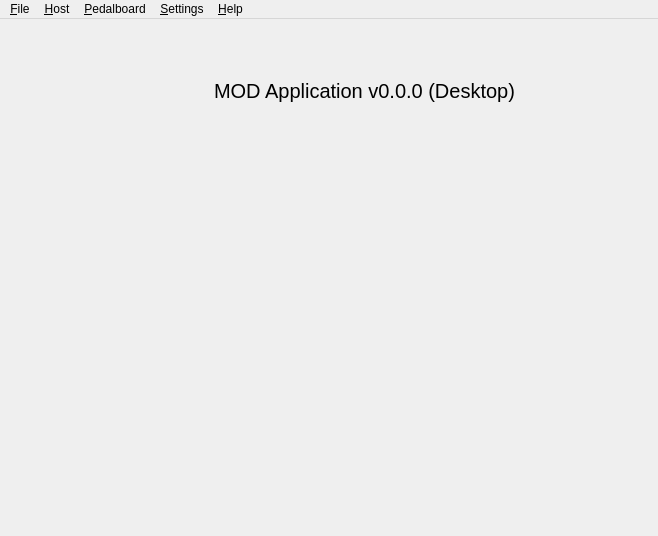
mod-audio/mod-app-legacy, file resources/ui/mod_host.ui: the form before one commit.
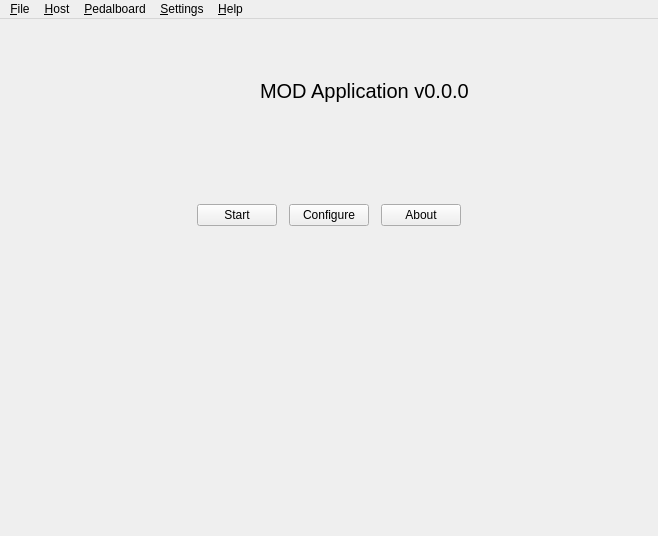
The form after the commit. Icons and pictures are not drawn.

Commit message: More mod-remote work; Add some buttons on the initial page

```diff
--- a/resources/ui/mod_host.ui
+++ b/resources/ui/mod_host.ui
@@ -92,7 +92,7 @@
              </font>
             </property>
             <property name="text">
-             <string>MOD Application v0.0.0 (Desktop)</string>
+             <string>MOD Application v0.0.0</string>
             </property>
            </widget>
           </item>
@@ -131,6 +131,9 @@
           <property name="orientation">
            <enum>Qt::Vertical</enum>
           </property>
+          <property name="sizeType">
+           <enum>QSizePolicy::Preferred</enum>
+          </property>
           <property name="sizeHint" stdset="0">
            <size>
             <width>20</width>
@@ -139,6 +142,111 @@
           </property>
          </spacer>
         </item>
+        <item>
+         <widget class="QWidget" name="w_buttons" native="true">
+          <layout class="QHBoxLayout" name="horizontalLayout_4">
+           <property name="spacing">
+            <number>12</number>
+           </property>
+           <item>
+            <spacer name="horizontalSpacer_3">
+             <property name="orientation">
+              <enum>Qt::Horizontal</enum>
+             </property>
+             <property name="sizeHint" stdset="0">
+              <size>
+               <width>113</width>
+               <height>20</height>
+              </size>
+             </property>
+            </spacer>
+           </item>
+           <item>
+            <widget class="QPushButton" name="b_start">
+             <property name="text">
+              <string>Start</string>
+             </property>
+             <property name="icon">
+              <iconset resource="../resources.qrc">
+               <normaloff>:/48x48/media-playback-start.png</normaloff>:/48x48/media-playback-start.png</iconset>
+             </property>
+             <property name="iconSize">
+              <size>
+               <width>64</width>
+               <height>64</height>
+              </size>
+             </property>
+             <property name="shortcut">
+              <string>Ctrl+S</string>
+             </property>
+            </widget>
+           </item>
+           <item>
+            <widget class="QPushButton" name="b_configure">
+             <property name="text">
+              <string>Configure</string>
+             </property>
+             <property name="icon">
+              <iconset resource="../resources.qrc">
+               <normaloff>:/48x48/configure.png</normaloff>:/48x48/configure.png</iconset>
+             </property>
+             <property name="iconSize">
+              <size>
+               <width>64</width>
+               <height>64</height>
+              </size>
+             </property>
+            </widget>
+           </item>
+           <item>
+            <widget class="QPushButton" name="b_about">
+             <property name="text">
+              <string>About</string>
+             </property>
+             <property name="icon">
+              <iconset resource="../resources.qrc">
+               <normaloff>:/48x48/mod.png</normaloff>:/48x48/mod.png</iconset>
+             </property>
+             <property name="iconSize">
+              <size>
+               <width>64</width>
+               <height>64</height>
+              </size>
+             </property>
+             <property name="shortcut">
+              <string>Ctrl+S, Ctrl+S</string>
+             </property>
+            </widget>
+           </item>
+           <item>
+            <spacer name="horizontalSpacer_4">
+             <property name="orientation">
+              <enum>Qt::Horizontal</enum>
+             </property>
+             <property name="sizeHint" stdset="0">
+              <size>
+               <width>112</width>
+               <height>20</height>
+              </size>
+             </property>
+            </spacer>
+           </item>
+          </layout>
+         </widget>
+        </item>
+        <item>
+         <spacer name="verticalSpacer_3">
+          <property name="orientation">
+           <enum>Qt::Vertical</enum>
+          </property>
+          <property name="sizeHint" stdset="0">
+           <size>
+            <width>20</width>
+            <height>232</height>
+           </size>
+          </property>
+         </spacer>
+        </item>
        </layout>
       </widget>
       <widget class="QWidget" name="swp_webview">
```
Left out of the diff: 6 changed lines with no effect on the pictures. The commit also changes 3 other files.
